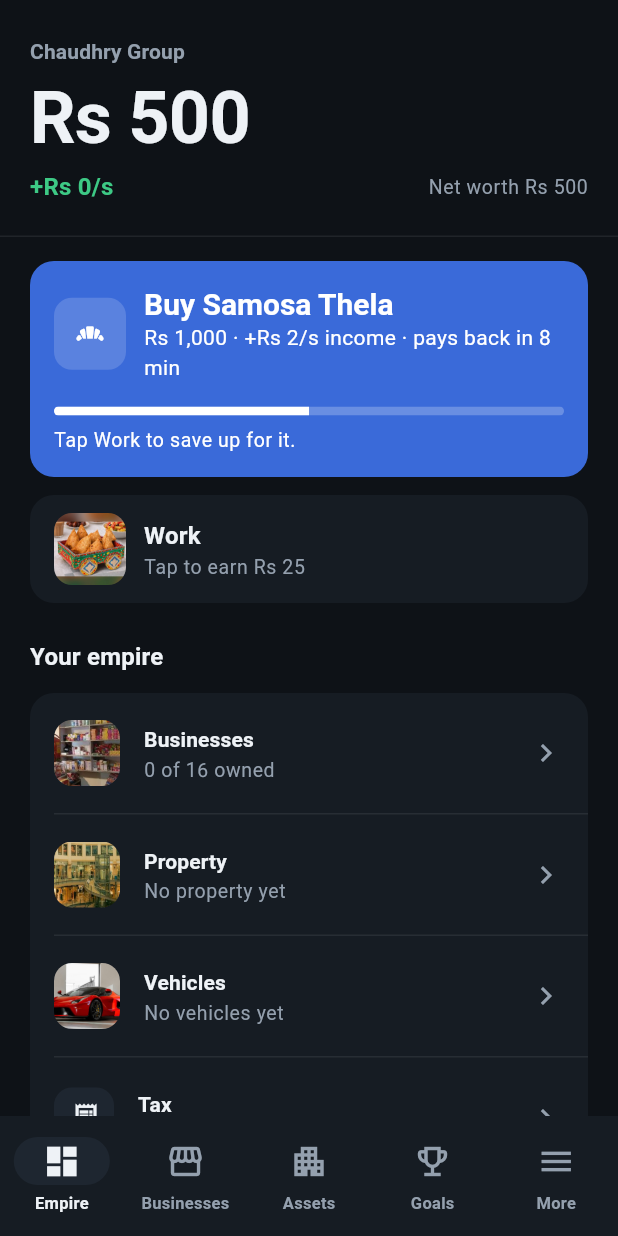
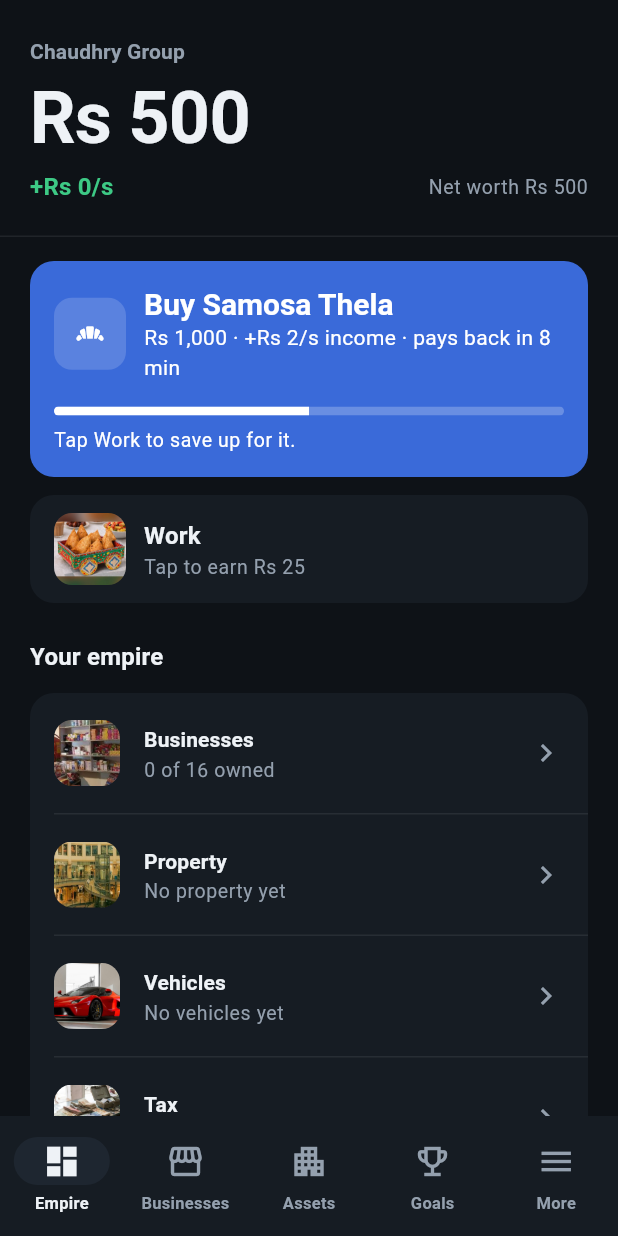
Before and after one commit to fahad2bhatti/desi-business-empire, a Flutter app: the screen it shows after launch, after a tap on "Start", after a tap on "Skip", on a phone screen of 412 x 824 dp. Run offline on Flutter 3.47's test engine with Material 3 defaults, Android fonts, the phone set to English and light mode, and no system bars; our stand-ins replace drift, drift_flutter, flutter_riverpod, go_router; accounts and stored records are empty; generated files the repository leaves out were written again.

Commit message:
Photos for goals, goals trophy and tax row
Co-Authored-By: Claude Sonnet 5.5 <noreply@anthropic.com>
Claude-Session: https://claude.ai/code/session_019ytPtR6HKukidwBNEwqcBQ

```diff
--- a/lib/features/common/photos.dart
+++ b/lib/features/common/photos.dart
@@ -5,6 +5,11 @@ import '../../app/theme.dart';
 /// Ids that have a real photo in assets/images/ID.jpg. Anything not listed
 /// keeps its drawn art.
 const _photoIds = {
+  'goal_taps',
+  'goal_levels',
+  'goal_income',
+  'goal_worth',
+  'goal_trophy',
   'car',
   'sedan',
   'suv',
--- a/lib/features/common/widgets.dart
+++ b/lib/features/common/widgets.dart
@@ -2,6 +2,7 @@ import 'package:flutter/material.dart';
 
 import '../../app/theme.dart';
 import '../../core/strings.dart';
+import 'photos.dart';
 
 /// Warning strip with an optional action (save errors, restored backup).
 class NoticeBanner extends StatelessWidget {
@@ -68,6 +69,7 @@ class FocusCard extends StatelessWidget {
     super.key,
     required this.icon,
     required this.title,
+    this.photoId,
     this.detail,
     this.progress,
     this.progressText,
@@ -78,6 +80,9 @@ class FocusCard extends StatelessWidget {
 
   final IconData icon;
   final String title;
+
+  /// Photo shown instead of [icon] when this id has one.
+  final String? photoId;
   final String? detail;
 
   /// 0..1 when the move cannot be afforded yet.
@@ -104,7 +109,9 @@ class FocusCard extends StatelessWidget {
             children: [
               Row(
                 children: [
-                  Container(
+                  PhotoThumb(
+                    id: photoId ?? '',
+                    fallback: Container(
                       width: 48,
                       height: 48,
                       decoration: BoxDecoration(
@@ -112,6 +119,7 @@ class FocusCard extends StatelessWidget {
                         borderRadius: BorderRadius.circular(AppRadius.tile),
                       ),
                       child: Icon(icon, color: on, size: 24),
+                    ),
                   ),
                   const SizedBox(width: AppSpacing.s12),
                   Expanded(
--- a/lib/features/empire/empire_screen.dart
+++ b/lib/features/empire/empire_screen.dart
@@ -88,7 +88,11 @@ class NextMoveCard extends ConsumerWidget {
     final s = state;
     final move = engine.nextMove(s);
     if (move == null) {
-      return const FocusCard(icon: Icons.emoji_events, title: S.allDone);
+      return const FocusCard(
+        icon: Icons.emoji_events,
+        photoId: 'goal_trophy',
+        title: S.allDone,
+      );
     }
     final c = engine.config;
     final cost = formatShort(move.costPaisa);
@@ -218,7 +222,7 @@ class _Overview extends StatelessWidget {
       ),
       (
         Icons.receipt_long,
-        '',
+        'goal_income',
         S.tax,
         '${S.taxDue}: ${formatShort(s.taxDuePaisa)}',
         '/more/wallet',
--- a/lib/features/goals/goals_screen.dart
+++ b/lib/features/goals/goals_screen.dart
@@ -28,6 +28,20 @@ String goalTitle(GoalDef g, EconomyConfig c) => switch (g.type) {
   GoalType.homeLevel => S.goalHome(
     g.target < c.homes.length ? c.homes[g.target].name : '',
   ),
+};
+
+/// Photo shown beside a goal; falls back to [goalIcon].
+String goalPhoto(GoalDef g, EconomyConfig c) => switch (g.type) {
+  GoalType.taps => 'goal_taps',
+  GoalType.businessesOwned => 'kiryana',
+  GoalType.businessLevel => g.businessId ?? '',
+  GoalType.totalLevels => 'goal_levels',
+  GoalType.propertyUnits => 'plaza',
+  GoalType.incomePerSecond => 'goal_income',
+  GoalType.netWorth => 'goal_worth',
+  GoalType.lifestyleOwned => 'sportscar',
+  GoalType.homeLevel =>
+    g.target < c.homes.length ? c.homes[g.target].id : 'familyhome',
 };
 
 IconData goalIcon(GoalDef g) => switch (g.type) {
@@ -134,6 +148,7 @@ class GoalsScreen extends ConsumerWidget {
         if (ready.isNotEmpty) ...[
           FocusCard(
             icon: Icons.emoji_events,
+            photoId: 'goal_trophy',
             title: S.goalsReady(ready.length),
             detail: S.focusWaiting(formatShort(engine.claimableRewardPaisa(s))),
             actionLabel: S.collectAll(
@@ -200,7 +215,11 @@ class GoalCard extends ConsumerWidget {
           children: [
             Row(
               children: [
-                SignTile(icon: goalIcon(goal), dimmed: claimed),
+                SignTile(
+                  icon: goalIcon(goal),
+                  artId: goalPhoto(goal, engine.config),
+                  dimmed: claimed,
+                ),
                 const SizedBox(width: AppSpacing.s12),
                 Expanded(
                   child: Column(
```
Also changed, not shown: assets/images/goal_income.jpg (added), assets/images/goal_levels.jpg (added), assets/images/goal_taps.jpg (added), assets/images/goal_trophy.jpg (added), assets/images/goal_worth.jpg (added). Lines whose indentation alone changed are shown as unchanged.
